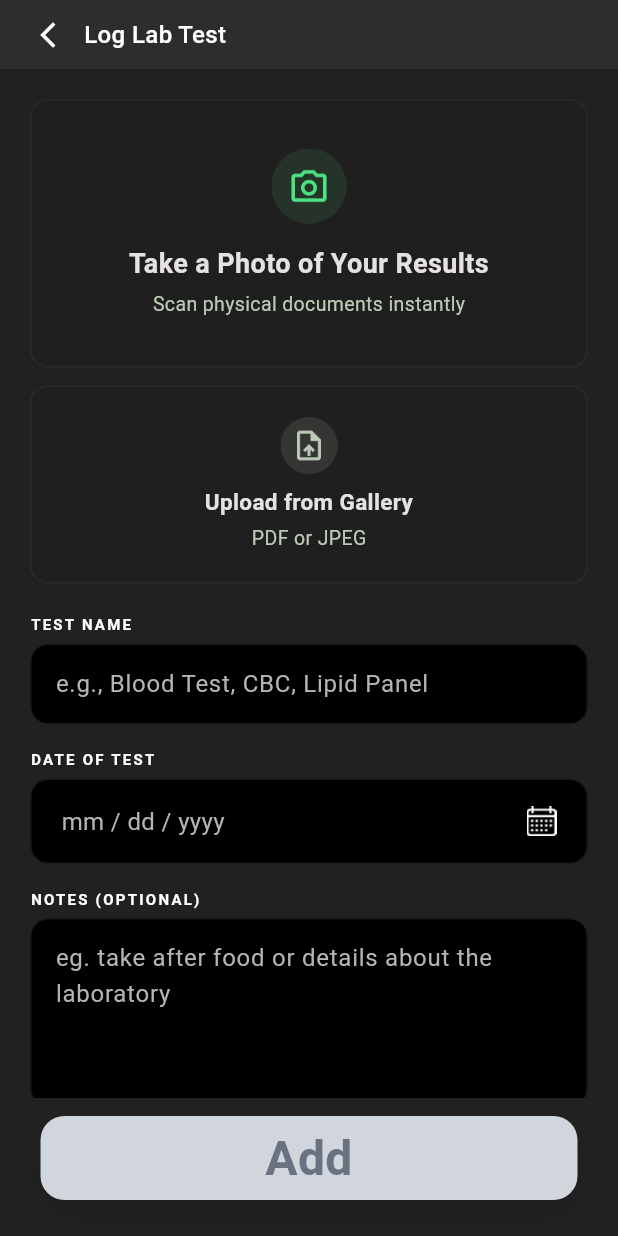
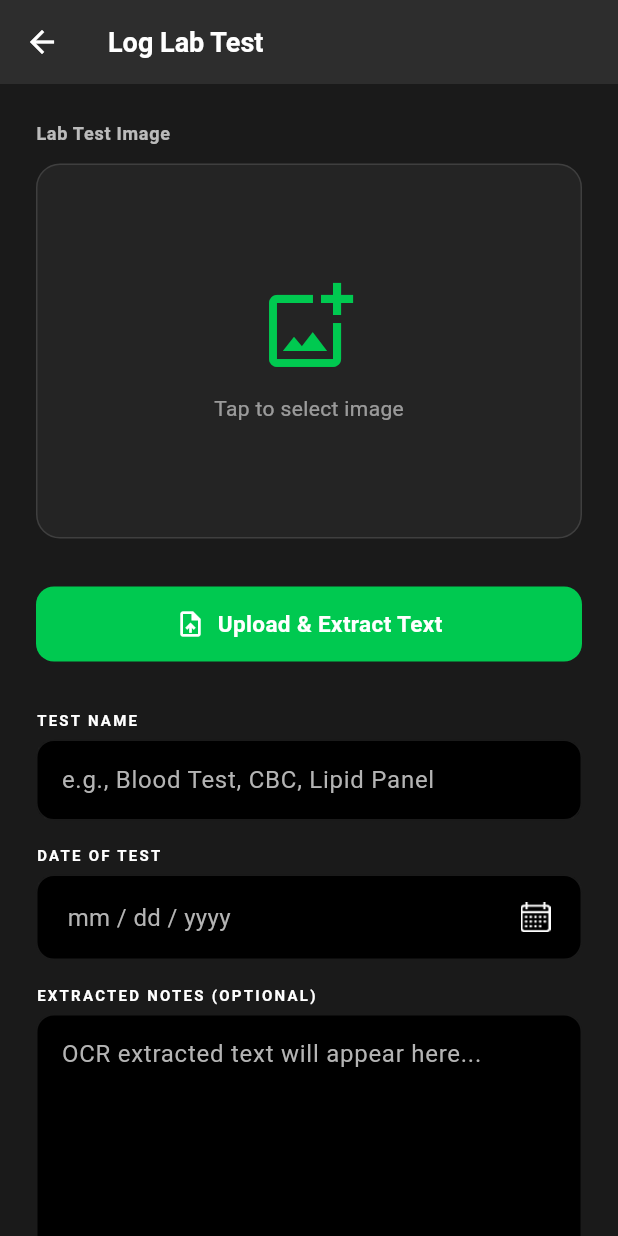
Before and after one commit to userman105/ChroniCareFlutterFront, a Flutter app: the LabTestLogScreen screen opened directly, on a phone screen of 412 x 824 dp. Run offline on Flutter 3.47's test engine with Material 3 defaults, Android fonts, the phone set to English and light mode, and no system bars; our stand-ins replace dio, fl_chart, flutter_bloc, flutter_local_notifications, flutter_secure_storage, google_fonts and 3 more; missing offline and left inert: android_alarm_manager_plus; accounts and stored records are empty; Roboto replaces fonts that are missing (Arimo); project files that could hold a hidden picture were left out.

Commit message:
OCR integration

```diff
--- a/lib/main_activity/lab_tests_log/lab_log.dart
+++ b/lib/main_activity/lab_tests_log/lab_log.dart
@@ -5,7 +5,6 @@ import 'package:google_fonts/google_fonts.dart';
 import 'package:image_picker/image_picker.dart';
 import '../../cubit/health_cubit.dart';
 import '../../models/labTest_entry.dart';
-import '../../services/lab_image_service.dart';
 import '../../widgets/components.dart';
 
 class LabTestLogScreen extends StatefulWidget {
@@ -16,15 +15,18 @@ class LabTestLogScreen extends StatefulWidget {
 }
 
 class _LabTestLogScreenState extends State<LabTestLogScreen> {
-  String? _imagePath;
+  // From LabTestUploadScreen
+  final _ocrNotesController = TextEditingController();
+  File? _selectedImage;
+  bool _isUploading = false;
+  final ImagePicker _picker = ImagePicker();
+
+  // From LabTestLogScreen (adapted)
   DateTime? _selectedDate;
-  bool _isProcessing = false;
-
   final _testNameCtrl = TextEditingController();
-  final _notesCtrl = TextEditingController();
 
   bool get _isValid =>
-      _imagePath != null &&
+      _selectedImage != null &&
           _selectedDate != null &&
           _testNameCtrl.text.trim().isNotEmpty;
 
@@ -36,22 +38,158 @@ class _LabTestLogScreenState extends State<LabTestLogScreen> {
 
   @override
   void dispose() {
+    _ocrNotesController.dispose();
     _testNameCtrl.dispose();
-    _notesCtrl.dispose();
     super.dispose();
   }
 
-  Future<void> _pick(ImageSource source) async {
-    setState(() => _isProcessing = true);
+  // From LabTestUploadScreen
+  Future<void> _pickImage(ImageSource source) async {
     try {
-      final path =
-      await LabImageService.pickAndProcess(source: source);
-      if (path != null) setState(() => _imagePath = path);
-    } finally {
-      setState(() => _isProcessing = false);
+      final XFile? pickedFile = await _picker.pickImage(
+        source: source,
+        maxWidth: 1800,
+        maxHeight: 1800,
+        imageQuality: 85,
+      );
+
+      if (pickedFile != null) {
+        setState(() {
+          _selectedImage = File(pickedFile.path);
+        });
+      }
+    } catch (e) {
+      _showSnackBar('Failed to pick image: $e');
     }
   }
 
+  // From LabTestUploadScreen
+  void _showImageSourceDialog() {
+    showModalBottomSheet(
+      context: context,
+      backgroundColor: Colors.transparent,
+      builder: (context) => Container(
+        padding: const EdgeInsets.all(24),
+        decoration: const BoxDecoration(
+          color: Color(0xFF212121),
+          borderRadius: BorderRadius.vertical(top: Radius.circular(22)),
+        ),
+        child: Column(
+          mainAxisSize: MainAxisSize.min,
+          children: [
+            Center(
+              child: Container(
+                width: 40,
+                height: 4,
+                decoration: BoxDecoration(
+                  color: Colors.white24,
+                  borderRadius: BorderRadius.circular(2),
+                ),
+              ),
+            ),
+            const SizedBox(height: 20),
+            Text(
+              'Select Image Source',
+              style: GoogleFonts.arimo(
+                color: Colors.white,
+                fontSize: 18,
+                fontWeight: FontWeight.w600,
+              ),
+            ),
+            const SizedBox(height: 16),
+            _imageSourceOption(
+              icon: Icons.camera_alt,
+              label: 'Camera',
+              onTap: () {
+                Navigator.pop(context);
+                _pickImage(ImageSource.camera);
+              },
+            ),
+            const SizedBox(height: 12),
+            _imageSourceOption(
+              icon: Icons.photo_library,
+              label: 'Gallery',
+              onTap: () {
+                Navigator.pop(context);
+                _pickImage(ImageSource.gallery);
+              },
+            ),
+            const SizedBox(height: 8),
+          ],
+        ),
+      ),
+    );
+  }
+
+  // From LabTestUploadScreen
+  Widget _imageSourceOption({
+    required IconData icon,
+    required String label,
+    required VoidCallback onTap,
+  }) {
+    return GestureDetector(
+      onTap: onTap,
+      child: Container(
+        width: double.infinity,
+        padding: const EdgeInsets.symmetric(vertical: 16),
+        decoration: BoxDecoration(
+          color: const Color(0xFF2D2D2D),
+          borderRadius: BorderRadius.circular(12),
+        ),
+        child: Row(
+          mainAxisAlignment: MainAxisAlignment.center,
+          children: [
+            Icon(icon, color: const Color(0xFF00C950), size: 24),
+            const SizedBox(width: 12),
+            Text(
+              label,
+              style: GoogleFonts.arimo(
+                color: Colors.white,
+                fontSize: 16,
+                fontWeight: FontWeight.w500,
+              ),
+            ),
+          ],
+        ),
+      ),
+    );
+  }
+
+  // From LabTestUploadScreen
+  Future<void> _uploadLabTest() async {
+    if (_selectedImage == null) {
+      _showSnackBar('Please select an image first');
+      return;
+    }
+
+    setState(() => _isUploading = true);
+
+    try {
+      final result = await context.read<HealthCubit>().uploadLabTest(_selectedImage!);
+
+      setState(() {
+        _ocrNotesController.text = result['ocr_text'] ?? 'No text extracted';
+      });
+
+      _showSnackBar('Lab test uploaded successfully!');
+    } catch (e) {
+      _showSnackBar('Upload failed: $e');
+    } finally {
+      setState(() => _isUploading = false);
+    }
+  }
+
+  // From LabTestUploadScreen
+  void _showSnackBar(String message) {
+    ScaffoldMessenger.of(context).showSnackBar(
+      SnackBar(
+        content: Text(message, style: GoogleFonts.arimo()),
+        backgroundColor: const Color(0xFF2D2D2D),
+      ),
+    );
+  }
+
+  // From LabTestLogScreen
   Future<void> _pickDate() async {
     final picked = await showDatePicker(
       context: context,
@@ -71,16 +209,17 @@ class _LabTestLogScreenState extends State<LabTestLogScreen> {
     if (picked != null) setState(() => _selectedDate = picked);
   }
 
+  // From LabTestLogScreen
   void _submit() {
     if (!_isValid) return;
 
     final entry = LabTestEntry(
       testName: _testNameCtrl.text.trim(),
-      imagePath: _imagePath!,
+      imagePath: _selectedImage!.path, // Changed to use _selectedImage
       testDate: _selectedDate!,
-      notes: _notesCtrl.text.trim().isEmpty
+      notes: _ocrNotesController.text.trim().isEmpty // Changed to use _ocrNotesController
           ? null
-          : _notesCtrl.text.trim(),
+          : _ocrNotesController.text.trim(),
       createdAt: DateTime.now(),
     );
 
@@ -91,68 +230,140 @@ class _LabTestLogScreenState extends State<LabTestLogScreen> {
   @override
   Widget build(BuildContext context) {
     return Scaffold(
-      backgroundColor: const Color(0xFF212121),
-      body: SafeArea(
-        child: Column(
-          children: [
-
-            Container(
-              height: 46,
-              color: const Color(0xFF2D2D2D),
-              padding: const EdgeInsets.symmetric(horizontal: 8),
-              child: Row(
-                children: [
-                  IconButton(
-                    icon: const Icon(Icons.arrow_back_ios_new,
-                        color: Colors.white, size: 20),
+      backgroundColor: const Color(0xFF1A1A1A),
+      appBar: AppBar(
+        backgroundColor: const Color(0xFF2D2D2D),
+        elevation: 0,
+        title: Text(
+          'Log Lab Test',
+          style: GoogleFonts.arimo(
+            color: Colors.white,
+            fontSize: 18,
+            fontWeight: FontWeight.w600,
+          ),
+        ),
+        leading: IconButton(
+          icon: const Icon(Icons.arrow_back, color: Colors.white),
           onPressed: () => Navigator.pop(context),
         ),
-                  Text('Log Lab Test',
+      ),
+      body: SingleChildScrollView(
+        padding: const EdgeInsets.all(24),
+        child: Column(
+          crossAxisAlignment: CrossAxisAlignment.start,
+          children: [
+            // Image Preview Section (from LabTestUploadScreen)
+            _label('Lab Test Image'),
+            const SizedBox(height: 12),
+            GestureDetector(
+              onTap: _isUploading ? null : _showImageSourceDialog,
+              child: Container(
+                width: double.infinity,
+                height: 250,
+                decoration: BoxDecoration(
+                  color: const Color(0xFF242424),
+                  borderRadius: BorderRadius.circular(16),
+                  border: Border.all(
+                    color: Colors.white12,
+                    width: 1,
+                  ),
+                ),
+                child: _selectedImage == null
+                    ? Column(
+                  mainAxisAlignment: MainAxisAlignment.center,
+                  children: [
+                    const Icon(
+                      Icons.add_photo_alternate_outlined,
+                      color: Color(0xFF00C950),
+                      size: 64,
+                    ),
+                    const SizedBox(height: 12),
+                    Text(
+                      'Tap to select image',
+                      style: GoogleFonts.arimo(
+                        color: Colors.white54,
+                        fontSize: 14,
+                      ),
+                    ),
+                  ],
+                )
+                    : ClipRRect(
+                  borderRadius: BorderRadius.circular(16),
+                  child: Image.file(
+                    _selectedImage!,
+                    fit: BoxFit.cover,
+                  ),
+                ),
+              ),
+            ),
+
+            if (_selectedImage != null) ...[
+              const SizedBox(height: 12),
+              GestureDetector(
+                onTap: _showImageSourceDialog,
+                child: Center(
+                  child: Text(
+                    'Change Image',
+                    style: GoogleFonts.arimo(
+                      color: const Color(0xFF2B7FFF),
+                      fontSize: 14,
+                      fontWeight: FontWeight.w600,
+                    ),
+                  ),
+                ),
+              ),
+            ],
+
+            const SizedBox(height: 32),
+
+            // Upload Button (from LabTestUploadScreen)
+            GestureDetector(
+              onTap: _isUploading ? null : _uploadLabTest,
+              child: Container(
+                width: double.infinity,
+                height: 50,
+                decoration: BoxDecoration(
+                  color: _isUploading
+                      ? const Color(0xFF00C950).withOpacity(0.5)
+                      : const Color(0xFF00C950),
+                  borderRadius: BorderRadius.circular(12),
+                ),
+                child: Center(
+                  child: _isUploading
+                      ? const SizedBox(
+                    width: 24,
+                    height: 24,
+                    child: CircularProgressIndicator(
+                      color: Colors.white,
+                      strokeWidth: 2,
+                    ),
+                  )
+                      : Row(
+                    mainAxisSize: MainAxisSize.min,
+                    children: [
+                      const Icon(
+                        Icons.upload_file,
+                        color: Colors.white,
+                        size: 20,
+                      ),
+                      const SizedBox(width: 8),
+                      Text(
+                        'Upload & Extract Text',
                         style: GoogleFonts.arimo(
                           color: Colors.white,
-                          fontSize: 16,
-                          fontWeight: FontWeight.w500)),
+                          fontSize: 15,
+                          fontWeight: FontWeight.w700,
+                        ),
+                      ),
                     ],
                   ),
                 ),
-
-            Expanded(
-              child: SingleChildScrollView(
-                padding: const EdgeInsets.fromLTRB(20, 20, 20, 0),
-                child: Column(
-                  crossAxisAlignment: CrossAxisAlignment.start,
-                  children: [
-
-                    // ── Image preview or upload cards ────────
-                    if (_imagePath != null) ...[
-                      _imagePreview(),
-                    ] else ...[
-                      // Camera card
-                      _uploadCard(
-                        onTap: () => _pick(ImageSource.camera),
-                        icon: 'assets/icons/testImage.png',
-                        title: 'Take a Photo of Your Results',
-                        subtitle: 'Scan physical documents instantly',
-                        isProcessing: _isProcessing,
-                        iconSize: 50,
+              ),
             ),
 
-                      const SizedBox(height: 12),
+            const SizedBox(height: 32),
 
-                      // Gallery card
-                      _uploadCard(
-                        onTap: () => _pick(ImageSource.gallery),
-                        icon: 'assets/icons/uploadGallery.png',
-                        title: 'Upload from Gallery',
-                        subtitle: 'PDF or JPEG',
-                        isProcessing: false,
-                        iconSize: 38,
-                        compact: true,
-                      ),
-                    ],
-
-                    const SizedBox(height: 20),
-
+            // Test Name Field (from LabTestLogScreen)
             _fieldLabel('TEST NAME'),
             const SizedBox(height: 6),
             _textField(
@@ -162,6 +373,7 @@ class _LabTestLogScreenState extends State<LabTestLogScreen> {
 
             const SizedBox(height: 16),
 
+            // Date of Test Field (from LabTestLogScreen)
             _fieldLabel('DATE OF TEST'),
             const SizedBox(height: 6),
             GestureDetector(
@@ -200,28 +412,21 @@ class _LabTestLogScreenState extends State<LabTestLogScreen> {
 
             const SizedBox(height: 16),
 
-                    _fieldLabel('NOTES (OPTIONAL)'),
+            // Extracted Notes Field (from LabTestUploadScreen, adapted)
+            _fieldLabel('EXTRACTED NOTES (OPTIONAL)'),
             const SizedBox(height: 6),
             _textField(
-                      controller: _notesCtrl,
-                      hint:
-                      'eg. take after food or details about the laboratory',
-                      maxLines: 4,
+              controller: _ocrNotesController,
+              hint: 'OCR extracted text will appear here...',
+              maxLines: 8,
             ),
 
             const SizedBox(height: 32),
-                  ],
-                ),
-              ),
-            ),
 
-            Padding(
-              padding: const EdgeInsets.fromLTRB(20, 12, 20, 24),
-              child: MainButton(
+            MainButton(
               text: 'Add',
               enabled: _isValid,
               onTap: _isValid ? _submit : null,
-              ),
             ),
           ],
         ),
@@ -229,125 +434,7 @@ class _LabTestLogScreenState extends State<LabTestLogScreen> {
     );
   }
 
-  Widget _imagePreview() {
-    return Column(
-      crossAxisAlignment: CrossAxisAlignment.start,
-      children: [
-        Stack(
-          children: [
-            ClipRRect(
-              borderRadius: BorderRadius.circular(12),
-              child: Image.file(
-                File(_imagePath!),
-                width: double.infinity,
-                fit: BoxFit.fitWidth,
-              ),
-            ),
-            // Retake button
-            Positioned(
-              top: 10,
-              right: 10,
-              child: GestureDetector(
-                onTap: () => setState(() => _imagePath = null),
-                child: Container(
-                  padding: const EdgeInsets.symmetric(
-                      horizontal: 10, vertical: 6),
-                  decoration: BoxDecoration(
-                    color: Colors.black.withOpacity(0.7),
-                    borderRadius: BorderRadius.circular(20),
-                    border:
-                    Border.all(color: Colors.white24, width: 0.5),
-                  ),
-                  child: Row(
-                    mainAxisSize: MainAxisSize.min,
-                    children: [
-                      const Icon(Icons.refresh,
-                          color: Colors.white, size: 14),
-                      const SizedBox(width: 4),
-                      Text('Retake',
-                          style: GoogleFonts.arimo(
-                              color: Colors.white, fontSize: 12)),
-                    ],
-                  ),
-                ),
-              ),
-            ),
-          ],
-        ),
-        const SizedBox(height: 8),
-        Row(
-          mainAxisAlignment: MainAxisAlignment.center,
-          children: [
-            const Icon(Icons.check_circle_outline,
-                color: Color(0xFF00C950), size: 14),
-            const SizedBox(width: 4),
-            Text('Image captured & processed',
-                style: GoogleFonts.arimo(
-                    color: const Color(0xFF00C950), fontSize: 12)),
-          ],
-        ),
-      ],
-    );
-  }
-
-  Widget _uploadCard({
-    required VoidCallback onTap,
-    required String icon,
-    required String title,
-    required String subtitle,
-    required bool isProcessing,
-    required double iconSize,
-    bool compact = false,
-  }) {
-    return GestureDetector(
-      onTap: isProcessing ? null : onTap,
-      child: Container(
-        width: double.infinity,
-        padding: EdgeInsets.symmetric(
-            vertical: compact ? 20 : 32, horizontal: 20),
-        decoration: BoxDecoration(
-          color: const Color(0xFF201F1F),
-          borderRadius: BorderRadius.circular(12),
-          border: Border.all(
-              color: Colors.white.withOpacity(0.05), width: 1),
-        ),
-        child: isProcessing
-            ? Column(
-          children: [
-            const CircularProgressIndicator(
-                color: Color(0xFF00C950), strokeWidth: 2),
-            const SizedBox(height: 10),
-            Text('Processing image...',
-                style: GoogleFonts.arimo(
-                    color: Colors.white54, fontSize: 13)),
-          ],
-        )
-            : Column(
-          children: [
-            Image.asset(icon, height: iconSize),
-            SizedBox(height: compact ? 8 : 14),
-            Text(
-              title,
-              textAlign: TextAlign.center,
-              style: GoogleFonts.arimo(
-                color: const Color(0xFFE5E2E1),
-                fontSize: compact ? 15 : 18,
-                fontWeight: FontWeight.w700,
-              ),
-            ),
-            const SizedBox(height: 4),
-            Text(
-              subtitle,
-              style: GoogleFonts.arimo(
-                  color: const Color(0xFFBBCBB8),
-                  fontSize: 13),
-            ),
-          ],
-        ),
-      ),
-    );
-  }
-
+  // Helper widgets from LabTestLogScreen (adapted _fieldLabel and _textField)
   Widget _fieldLabel(String label) => Text(
     label,
     style: GoogleFonts.arimo(
@@ -385,4 +472,14 @@ class _LabTestLogScreenState extends State<LabTestLogScreen> {
       ),
     );
   }
+
+  Widget _label(String text) => Text(
+    text,
+    style: GoogleFonts.arimo(
+      color: Colors.white70,
+      fontSize: 12,
+      fontWeight: FontWeight.w600,
+      letterSpacing: 0.5,
+    ),
+  );
 }
```
Also changed, not shown: lib/cubit/health_cubit.dart (+47 -0 lines), 1 other file. Lines whose indentation alone changed are shown as unchanged.
